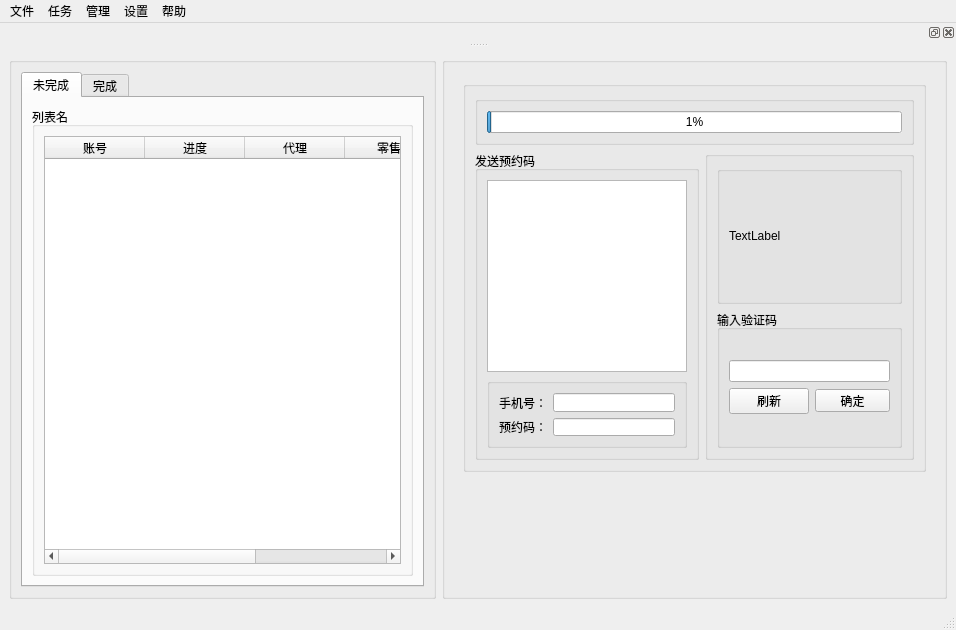
Before: the Qt Designer form gui/uitemplate/mainwindow.ui in crazypoo/geniusbar-reserver, drawn with Qt 5.
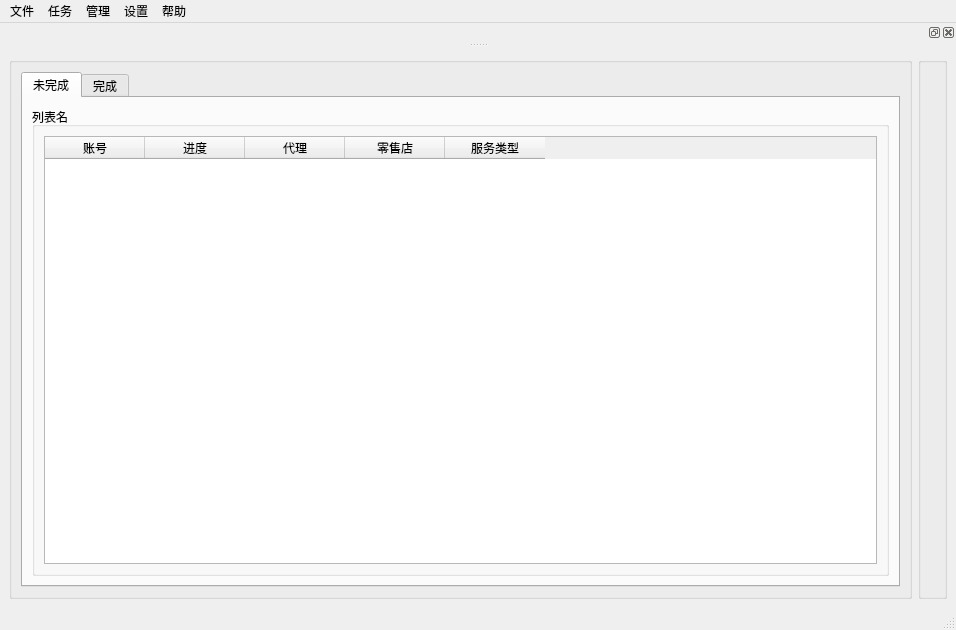
After: the same form once the commit is applied. Custom widgets are drawn as their Qt base class.

Patch:
```diff
--- a/gui/uitemplate/mainwindow.ui
+++ b/gui/uitemplate/mainwindow.ui
@@ -14,9 +14,9 @@
    <string>天才吧预约</string>
   </property>
   <widget class="QWidget" name="centralwidget">
-   <layout class="QHBoxLayout" name="horizontalLayout_10">
+   <layout class="QHBoxLayout" name="horizontalLayout_4">
     <item>
-     <layout class="QHBoxLayout" name="horizontalLayout_6">
+     <layout class="QHBoxLayout" name="horizontalLayout_3">
       <item>
        <widget class="QGroupBox" name="groupBox_3">
         <property name="title">
@@ -133,244 +133,9 @@
         <property name="title">
          <string/>
         </property>
-        <layout class="QVBoxLayout" name="verticalLayout">
+        <layout class="QHBoxLayout" name="horizontalLayout">
          <item>
-          <widget class="QStackedWidget" name="stackedWidget">
-           <property name="currentIndex">
-            <number>0</number>
-           </property>
-           <widget class="QWidget" name="page">
-            <layout class="QHBoxLayout" name="horizontalLayout">
-             <item>
-              <widget class="QGroupBox" name="groupBox_11">
-               <property name="title">
-                <string/>
-               </property>
-               <layout class="QVBoxLayout" name="verticalLayout_7">
-                <item>
-                 <layout class="QVBoxLayout" name="verticalLayout_4">
-                  <item>
-                   <widget class="QGroupBox" name="groupBox_6">
-                    <property name="title">
-                     <string/>
-                    </property>
-                    <layout class="QHBoxLayout" name="horizontalLayout_11">
-                     <item>
-                      <widget class="QProgressBar" name="progressBar">
-                       <property name="layoutDirection">
-                        <enum>Qt::LeftToRight</enum>
-                       </property>
-                       <property name="autoFillBackground">
-                        <bool>true</bool>
-                       </property>
-                       <property name="inputMethodHints">
-                        <set>Qt::ImhNone</set>
-                       </property>
-                       <property name="value">
-                        <number>1</number>
-                       </property>
-                       <property name="textVisible">
-                        <bool>true</bool>
-                       </property>
-                       <property name="textDirection">
-                        <enum>QProgressBar::TopToBottom</enum>
-                       </property>
-                      </widget>
-                     </item>
-                    </layout>
-                   </widget>
-                  </item>
-                  <item>
-                   <layout class="QHBoxLayout" name="horizontalLayout_5">
-                    <item>
-                     <widget class="QGroupBox" name="groupBox_12">
-                      <property name="sizeIncrement">
-                       <size>
-                        <width>5</width>
-                        <height>5</height>
-                       </size>
-                      </property>
-                      <property name="title">
-                       <string>发送预约码</string>
-                      </property>
-                      <layout class="QVBoxLayout" name="verticalLayout_14">
-                       <item>
-                        <widget class="QPlainTextEdit" name="pTSmsChallengeTip">
-                         <property name="minimumSize">
-                          <size>
-                           <width>180</width>
-                           <height>90</height>
-                          </size>
-                         </property>
-                         <property name="maximumSize">
-                          <size>
-                           <width>200</width>
-                           <height>16777215</height>
-                          </size>
-                         </property>
-                        </widget>
-                       </item>
-                       <item>
-                        <widget class="QGroupBox" name="groupBox_13">
-                         <property name="maximumSize">
-                          <size>
-                           <width>200</width>
-                           <height>70</height>
-                          </size>
-                         </property>
-                         <property name="title">
-                          <string/>
-                         </property>
-                         <layout class="QVBoxLayout" name="verticalLayout_15">
-                          <item>
-                           <layout class="QHBoxLayout" name="horizontalLayout_8">
-                            <item>
-                             <widget class="QLabel" name="label_6">
-                              <property name="text">
-                               <string>手机号：</string>
-                              </property>
-                             </widget>
-                            </item>
-                            <item>
-                             <widget class="QLineEdit" name="lEPhoneNumber">
-                              <property name="enabled">
-                               <bool>true</bool>
-                              </property>
-                             </widget>
-                            </item>
-                           </layout>
-                          </item>
-                          <item>
-                           <layout class="QHBoxLayout" name="horizontalLayout_9">
-                            <item>
-                             <widget class="QLabel" name="label_7">
-                              <property name="text">
-                               <string>预约码：</string>
-                              </property>
-                             </widget>
-                            </item>
-                            <item>
-                             <widget class="QLineEdit" name="lESmsCode">
-                              <property name="enabled">
-                               <bool>true</bool>
-                              </property>
-                              <property name="maximumSize">
-                               <size>
-                                <width>128</width>
-                                <height>20</height>
-                               </size>
-                              </property>
-                             </widget>
-                            </item>
-                           </layout>
-                          </item>
-                         </layout>
-                        </widget>
-                       </item>
-                      </layout>
-                     </widget>
-                    </item>
-                    <item>
-                     <widget class="QGroupBox" name="groupBox_14">
-                      <property name="title">
-                       <string/>
-                      </property>
-                      <layout class="QVBoxLayout" name="verticalLayout_16">
-                       <item>
-                        <widget class="QGroupBox" name="groupBox_15">
-                         <property name="minimumSize">
-                          <size>
-                           <width>170</width>
-                           <height>80</height>
-                          </size>
-                         </property>
-                         <property name="title">
-                          <string/>
-                         </property>
-                         <layout class="QHBoxLayout" name="horizontalLayout_4">
-                          <item>
-                           <widget class="QLabel" name="lbVerifyCodePic">
-                            <property name="maximumSize">
-                             <size>
-                              <width>161</width>
-                              <height>78</height>
-                             </size>
-                            </property>
-                            <property name="text">
-                             <string>TextLabel</string>
-                            </property>
-                           </widget>
-                          </item>
-                         </layout>
-                        </widget>
-                       </item>
-                       <item>
-                        <widget class="QGroupBox" name="groupBox_16">
-                         <property name="title">
-                          <string>输入验证码</string>
-                         </property>
-                         <layout class="QVBoxLayout" name="verticalLayout_8">
-                          <item>
-                           <layout class="QVBoxLayout" name="verticalLayout_3">
-                            <item>
-                             <widget class="QLineEdit" name="lECaptchaAnswer"/>
-                            </item>
-                            <item>
-                             <layout class="QHBoxLayout" name="horizontalLayout_3">
-                              <item>
-                               <widget class="QPushButton" name="pBRefresh">
-                                <property name="text">
-                                 <string>刷新</string>
-                                </property>
-                               </widget>
-                              </item>
-                              <item>
-                               <widget class="QPushButton" name="pBSumit">
-                                <property name="maximumSize">
-                                 <size>
-                                  <width>75</width>
-                                  <height>23</height>
-                                 </size>
-                                </property>
-                                <property name="text">
-                                 <string>确定</string>
-                                </property>
-                               </widget>
-                              </item>
-                             </layout>
-                            </item>
-                           </layout>
-                          </item>
-                         </layout>
-                        </widget>
-                       </item>
-                      </layout>
-                     </widget>
-                    </item>
-                   </layout>
-                  </item>
-                 </layout>
-                </item>
-               </layout>
-              </widget>
-             </item>
-            </layout>
-           </widget>
-           <widget class="QWidget" name="page_2"/>
-          </widget>
-         </item>
-         <item>
-          <spacer name="verticalSpacer">
-           <property name="orientation">
-            <enum>Qt::Vertical</enum>
-           </property>
-           <property name="sizeHint" stdset="0">
-            <size>
-             <width>20</width>
-             <height>40</height>
-            </size>
-           </property>
-          </spacer>
+          <widget class="TaskViewWidget" name="widget" native="true"/>
          </item>
         </layout>
        </widget>
@@ -510,6 +275,14 @@
    </property>
   </action>
  </widget>
+ <customwidgets>
+  <customwidget>
+   <class>TaskViewWidget</class>
+   <extends>QWidget</extends>
+   <header location="global">taskviewwidget.h</header>
+   <container>1</container>
+  </customwidget>
+ </customwidgets>
  <resources/>
  <connections>
   <connection>
```
Left out of the diff: 32 changed lines with no effect on the pictures.
